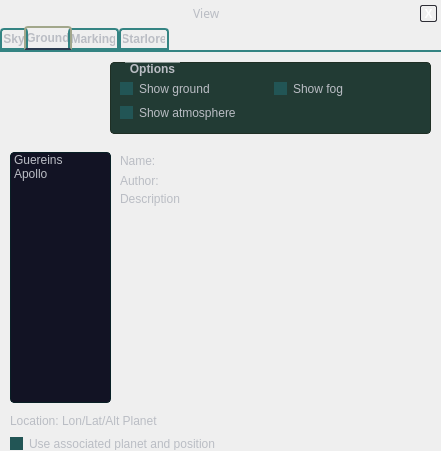
519984307/stellarium_src, file src/gui/viewDialog.ui: the form before one commit.
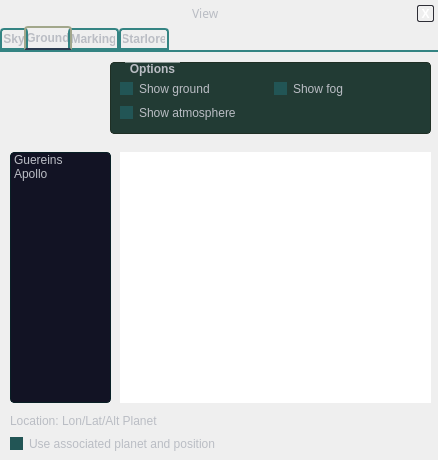
The form after the commit. The open tabs and pages were chosen to show the change. Icons and pictures are not drawn. Custom widgets are drawn as their Qt base class.

Patch:
```diff
--- a/src/gui/viewDialog.ui
+++ b/src/gui/viewDialog.ui
@@ -5,8 +5,8 @@
    <rect>
     <x>0</x>
     <y>0</y>
-    <width>441</width>
-    <height>451</height>
+    <width>438</width>
+    <height>460</height>
    </rect>
   </property>
   <property name="windowTitle" >
@@ -1482,32 +1482,7 @@
            </item>
           </layout>
          </widget>
-         <widget class="QLabel" name="label_18" >
-          <property name="geometry" >
-           <rect>
-            <x>120</x>
-            <y>140</y>
-            <width>311</width>
-            <height>211</height>
-           </rect>
-          </property>
-          <property name="text" >
-           <string>Description</string>
-          </property>
-          <property name="textFormat" >
-           <enum>Qt::RichText</enum>
-          </property>
-          <property name="alignment" >
-           <set>Qt::AlignLeading|Qt::AlignLeft|Qt::AlignTop</set>
-          </property>
-          <property name="wordWrap" >
-           <bool>true</bool>
-          </property>
-          <property name="openExternalLinks" >
-           <bool>true</bool>
-          </property>
-         </widget>
-         <widget class="QListWidget" name="culturesListWidget_2" >
+         <widget class="QListWidget" name="landscapesListWidget" >
           <property name="geometry" >
            <rect>
             <x>10</x>
@@ -1527,19 +1502,6 @@
            </property>
           </item>
          </widget>
-         <widget class="QLabel" name="label_19" >
-          <property name="geometry" >
-           <rect>
-            <x>120</x>
-            <y>100</y>
-            <width>111</width>
-            <height>18</height>
-           </rect>
-          </property>
-          <property name="text" >
-           <string>Name: </string>
-          </property>
-         </widget>
          <widget class="QCheckBox" name="starloreLanguageCheckBox_2" >
           <property name="geometry" >
            <rect>
@@ -1553,19 +1515,6 @@
            <string>Use associated planet and position</string>
           </property>
          </widget>
-         <widget class="QLabel" name="label_20" >
-          <property name="geometry" >
-           <rect>
-            <x>120</x>
-            <y>120</y>
-            <width>111</width>
-            <height>18</height>
-           </rect>
-          </property>
-          <property name="text" >
-           <string>Author: </string>
-          </property>
-         </widget>
          <widget class="QLabel" name="label_21" >
           <property name="geometry" >
            <rect>
@@ -1579,6 +1528,19 @@
            <string>Location: Lon/Lat/Alt Planet</string>
           </property>
          </widget>
+         <widget class="QTextBrowser" name="landscapeTextBrowser" >
+          <property name="geometry" >
+           <rect>
+            <x>120</x>
+            <y>100</y>
+            <width>311</width>
+            <height>251</height>
+           </rect>
+          </property>
+          <property name="openExternalLinks" >
+           <bool>true</bool>
+          </property>
+         </widget>
         </widget>
         <widget class="QWidget" name="tabMarking" >
          <attribute name="title" >
```
Left out of the diff: 44 changed lines with no effect on the pictures.
